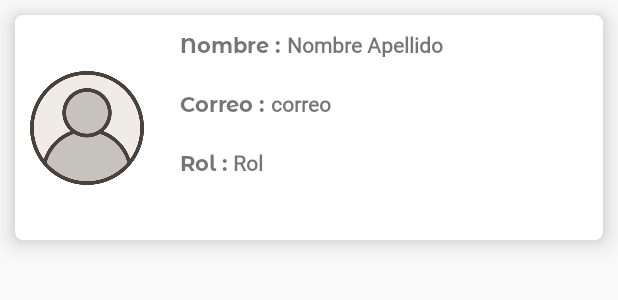
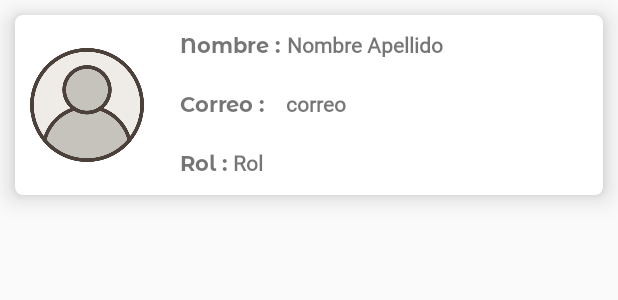
Before and after one commit to PaulGuillen/KidMathAdmin, an Android app: the layout item_users.xml on its own in the app's theme, with its tools: preview values and no code run, on a phone screen of 412 x 824 dp. Shown: the top 300 px of the screen. Run offline under Robolectric (Android 15) with nearby library versions, the phone set to English and light mode, and no system bars.

```diff
--- a/app/src/main/java/devpaul/business/kidmathadmin/adapter/OperationsAdapter.kt
+++ b/app/src/main/java/devpaul/business/kidmathadmin/adapter/OperationsAdapter.kt
@@ -29,7 +29,7 @@ class OperationsAdapter (private val context: Context, private val operationsLis
         holder.textultimoacceso.text = operationsList[position].lastTimePlayed
 
         holder.itemView.setOnClickListener {
-            Toast.makeText(context,"Usuario : "+operationsList[position].name,Toast.LENGTH_LONG).show()
+          /*  Toast.makeText(context,"Usuario : "+operationsList[position].name,Toast.LENGTH_LONG).show()*/
         }
     }
 
--- a/app/src/main/java/devpaul/business/kidmathadmin/adapter/UserAdapter.kt
+++ b/app/src/main/java/devpaul/business/kidmathadmin/adapter/UserAdapter.kt
@@ -28,7 +28,7 @@ class UserAdapter  (private val context: Context, private val operationsList: Mu
         holder.textRol.text = operationsList[position].rol
 
         holder.itemView.setOnClickListener {
-            Toast.makeText(context, "Usuario : " + operationsList[position].name, Toast.LENGTH_LONG).show()
+     /*       Toast.makeText(context, "Usuario : " + operationsList[position].name, Toast.LENGTH_LONG).show()*/
         }
     }
 
--- a/app/src/main/res/layout/item_users.xml
+++ b/app/src/main/res/layout/item_users.xml
@@ -3,7 +3,7 @@
     xmlns:app="http://schemas.android.com/apk/res-auto"
     xmlns:tools="http://schemas.android.com/tools"
     android:layout_width="match_parent"
-    android:layout_height="150dp"
+    android:layout_height="120dp"
     android:layout_margin="10dp"
     app:cardCornerRadius="5dp"
     app:cardElevation="10dp">
@@ -86,6 +86,7 @@
             android:layout_height="wrap_content"
             android:fontFamily="@font/monserratalternates_regular"
             android:text="correo"
+            android:padding="10dp"
             android:layout_marginStart="3dp"
             android:textStyle="bold"
             app:layout_constraintBottom_toBottomOf="@+id/textEmail"
```
